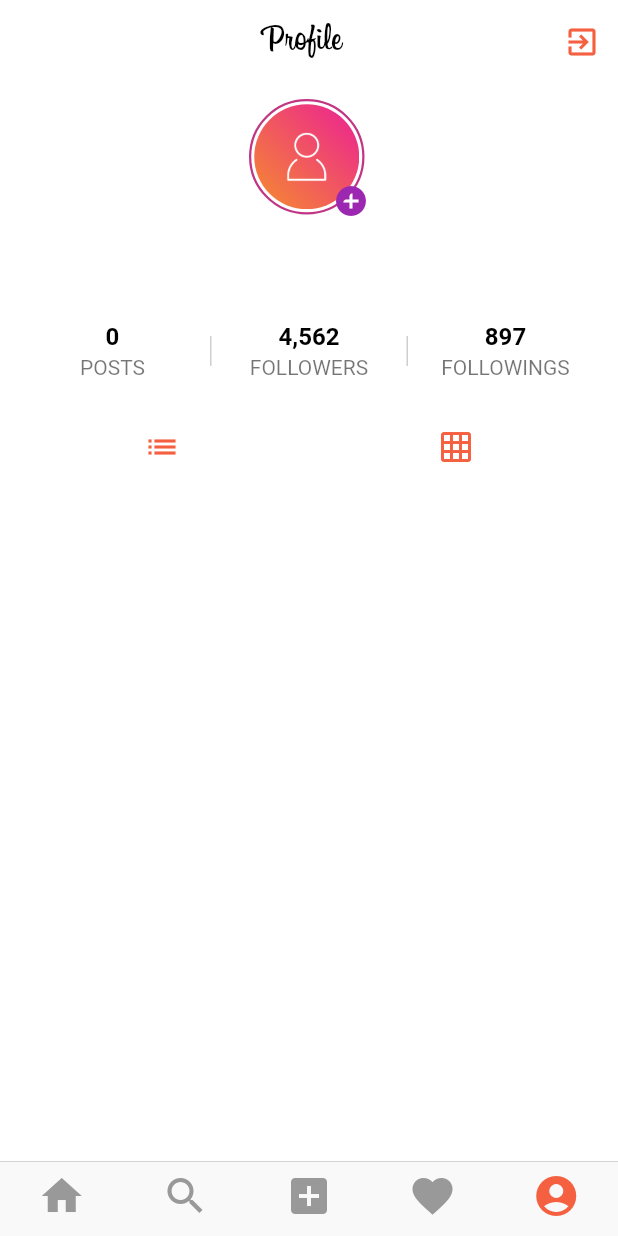
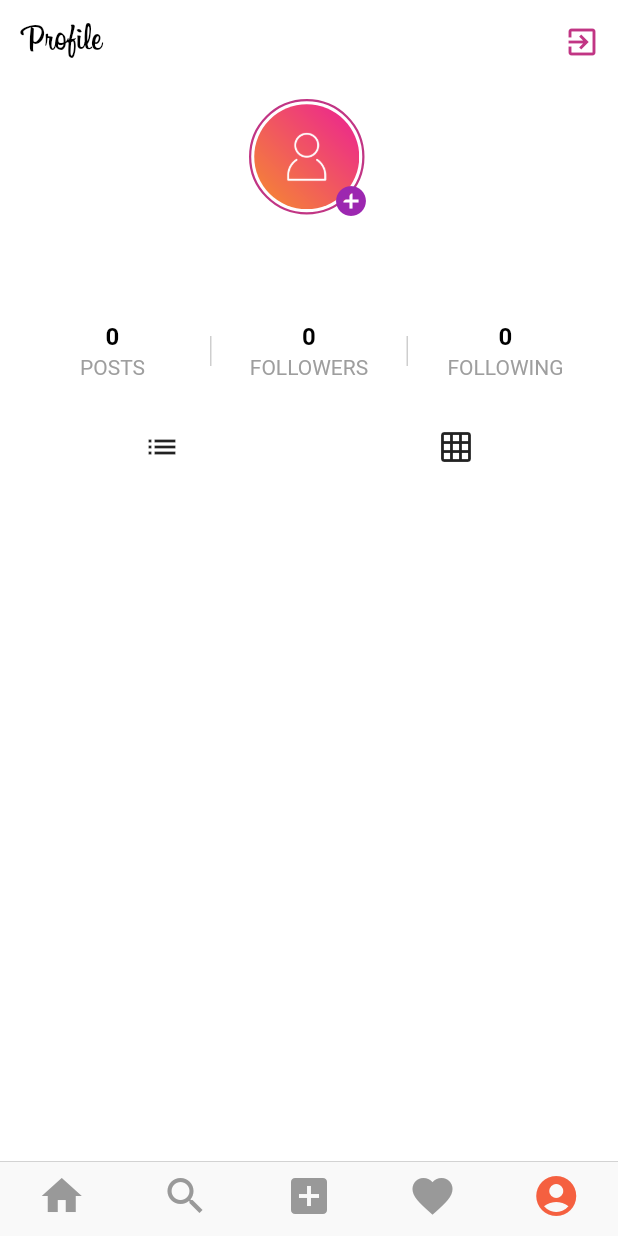
Before and after one commit to AtabekovnaM/flutter_myinsta2, a Flutter app: the screen it shows once a user with an empty profile is signed in, swiped to page 5, on a phone screen of 412 x 824 dp. Run offline on Flutter 3.47's test engine with Material 2 defaults, Android fonts, the phone set to English and light mode, and no system bars; our stand-ins replace cached_network_image, cloud_firestore, firebase_auth, firebase_storage, flutter_icons, fluttertoast and 2 more; accounts and stored records are empty.

Commit message:
My commit

```diff
--- a/lib/pages/my_profile_page.dart
+++ b/lib/pages/my_profile_page.dart
@@ -1,13 +1,13 @@
+
 import 'dart:io';
 
 import 'package:cached_network_image/cached_network_image.dart';
 import 'package:flutter/material.dart';
-import 'package:flutter/cupertino.dart';
 import 'package:flutter_myinsta2/model/post_model.dart';
 import 'package:flutter_myinsta2/model/user_model.dart';
-import 'package:flutter_myinsta2/services/auth_service.dart';
 import 'package:flutter_myinsta2/services/data_service.dart';
 import 'package:flutter_myinsta2/services/file_service.dart';
+import 'package:flutter_myinsta2/services/utils_service.dart';
 import 'package:image_picker/image_picker.dart';
 
 class MyProfilePage extends StatefulWidget {
@@ -17,26 +17,15 @@ class MyProfilePage extends StatefulWidget {
 
 class _MyProfilePageState extends State<MyProfilePage> {
   bool isLoading = false;
+  int axisCount = 1;
+  List<Post> items = new List();
   File _image;
-  List<Post> items = new List();
-  int axisCount = 1;
   String fullname = "", email = "", img_url = "";
-  int count_posts = 0;
-
-
-
-  @override
-  void initState(){
-    //  TODO: implement initState
-    super.initState();
-    _apiLoadUser();
-    _apiLoadPosts();
-  }
+  int count_posts = 0, count_followers = 0, count_following = 0;
 
   _imgFromGallery() async {
-    File image = await  ImagePicker.pickImage(
-        source: ImageSource.gallery, imageQuality: 50
-    );
+    File image = await ImagePicker.pickImage(
+        source: ImageSource.gallery, imageQuality: 50);
 
     setState(() {
       _image = image;
@@ -46,8 +35,7 @@ class _MyProfilePageState extends State<MyProfilePage> {
 
   _imgFromCamera() async {
     File image = await ImagePicker.pickImage(
-        source: ImageSource.camera, imageQuality: 50
-    );
+        source: ImageSource.camera, imageQuality: 50);
 
     setState(() {
       _image = image;
@@ -56,11 +44,10 @@ class _MyProfilePageState extends State<MyProfilePage> {
   }
 
   void _apiChangePhoto() {
+    if (_image == null) return;
     setState(() {
       isLoading = true;
     });
-
-    if (_image == null) return;
 
     FileService.uploadUserImage(_image).then((downloadUrl) => {
       _apiUpdateUser(downloadUrl),
@@ -84,14 +71,14 @@ class _MyProfilePageState extends State<MyProfilePage> {
                 children: <Widget>[
                   new ListTile(
                       leading: new Icon(Icons.photo_library),
-                      title: new Text('Photo Library'),
+                      title: new Text('Pick Photo'),
                       onTap: () {
                         _imgFromGallery();
                         Navigator.of(context).pop();
                       }),
                   new ListTile(
                     leading: new Icon(Icons.photo_camera),
-                    title: new Text('Camera'),
+                    title: new Text('Take Photo'),
                     onTap: () {
                       _imgFromCamera();
                       Navigator.of(context).pop();
@@ -101,8 +88,7 @@ class _MyProfilePageState extends State<MyProfilePage> {
               ),
             ),
           );
-        }
-    );
+        });
   }
 
   void _apiLoadUser() {
@@ -120,6 +106,8 @@ class _MyProfilePageState extends State<MyProfilePage> {
       this.fullname = user.fullname;
       this.email = user.email;
       this.img_url = user.img_url;
+      this.count_followers = user.followers_count;
+      this.count_following = user.following_count;
     });
   }
 
@@ -136,6 +124,14 @@ class _MyProfilePageState extends State<MyProfilePage> {
     });
   }
 
+  @override
+  void initState() {
+    // TODO: implement initState
+    super.initState();
+
+    _apiLoadUser();
+    _apiLoadPosts();
+  }
 
   @override
   Widget build(BuildContext context) {
@@ -144,22 +140,19 @@ class _MyProfilePageState extends State<MyProfilePage> {
       appBar: AppBar(
         backgroundColor: Colors.white,
         elevation: 0,
-        title: Container(
-          margin: EdgeInsets.only(left: 160),
-          child: Text(
+        title: Text(
           "Profile",
           style: TextStyle(
               color: Colors.black, fontFamily: 'Billabong', fontSize: 25),
         ),
-        ),
         actions: [
           IconButton(
-              icon: Icon(Icons.exit_to_app,),
-              color: Color.fromRGBO(245,96,64,1),
-              onPressed: (){
-                AuthService.signOutUser(context);
-              }
-          )
+            onPressed: () {
+
+            },
+            icon: Icon(Icons.exit_to_app),
+            color: Color.fromRGBO(193, 53, 132, 1),
+          ),
         ],
       ),
       body: Stack(
@@ -171,7 +164,7 @@ class _MyProfilePageState extends State<MyProfilePage> {
               children: [
                 //#myphoto
                 GestureDetector(
-                  onTap: (){
+                  onTap: () {
                     _showPicker(context);
                   },
                   child: Stack(
@@ -182,8 +175,8 @@ class _MyProfilePageState extends State<MyProfilePage> {
                           borderRadius: BorderRadius.circular(70),
                           border: Border.all(
                             width: 1.5,
-                                color: Color.fromRGBO(193, 53, 132, 1)
-                            )
+                            color: Color.fromRGBO(193, 53, 132, 1),
+                          ),
                         ),
                         child: ClipRRect(
                           borderRadius: BorderRadius.circular(35),
@@ -209,22 +202,38 @@ class _MyProfilePageState extends State<MyProfilePage> {
                           mainAxisAlignment: MainAxisAlignment.end,
                           crossAxisAlignment: CrossAxisAlignment.end,
                           children: [
-                            Icon(Icons.add_circle,color: Colors.purple,)
+                            Icon(
+                              Icons.add_circle,
+                              color: Colors.purple,
+                            ),
                           ],
                         ),
                       ),
-
                     ],
                   ),
                 ),
-
-                SizedBox(height: 10,),
-
-                //#Myinfos
-                Text(fullname.toUpperCase(),style: TextStyle(color: Colors.black,fontSize: 16,fontWeight: FontWeight.bold),),
-                SizedBox(height: 3,),
-                Text(email,style: TextStyle(color: Colors.black54,fontSize: 14,fontWeight: FontWeight.normal),),
-                //#Mycounts
+                //#myinfos
+                SizedBox(
+                  height: 10,
+                ),
+                Text(
+                  fullname.toUpperCase(),
+                  style: TextStyle(
+                      color: Colors.black,
+                      fontSize: 16,
+                      fontWeight: FontWeight.bold),
+                ),
+                SizedBox(
+                  height: 3,
+                ),
+                Text(
+                  email,
+                  style: TextStyle(
+                      color: Colors.black54,
+                      fontSize: 14,
+                      fontWeight: FontWeight.normal),
+                ),
+                //mycounts
                 Container(
                   height: 80,
                   child: Row(
@@ -234,35 +243,85 @@ class _MyProfilePageState extends State<MyProfilePage> {
                           child: Column(
                             mainAxisAlignment: MainAxisAlignment.center,
                             children: [
-                              Text(count_posts.toString(),style: TextStyle(color: Colors.black,fontSize: 16,fontWeight: FontWeight.bold),),
-                              SizedBox(height: 3,),
-                              Text("POSTS",style: TextStyle(color: Colors.black54,fontSize: 14,fontWeight: FontWeight.normal),),
+                              Text(
+                                count_posts.toString(),
+                                style: TextStyle(
+                                    color: Colors.black,
+                                    fontSize: 16,
+                                    fontWeight: FontWeight.bold),
+                              ),
+                              SizedBox(
+                                height: 3,
+                              ),
+                              Text(
+                                "POSTS",
+                                style: TextStyle(
+                                    color: Colors.grey,
+                                    fontSize: 14,
+                                    fontWeight: FontWeight.normal),
+                              ),
                             ],
                           ),
                         ),
                       ),
-                      Container(width: 1,height: 20,color: Colors.grey.withOpacity(0.5),),
+                      Container(
+                        width: 1,
+                        height: 20,
+                        color: Colors.grey.withOpacity(0.5),
+                      ),
                       Expanded(
                         child: Center(
                           child: Column(
                             mainAxisAlignment: MainAxisAlignment.center,
                             children: [
-                              Text("4,562".toUpperCase(),style: TextStyle(color: Colors.black,fontSize: 16,fontWeight: FontWeight.bold),),
-                              SizedBox(height: 3,),
-                              Text("FOLLOWERS",style: TextStyle(color: Colors.black54,fontSize: 14,fontWeight: FontWeight.normal),),
+                              Text(
+                                count_followers.toString(),
+                                style: TextStyle(
+                                    color: Colors.black,
+                                    fontSize: 16,
+                                    fontWeight: FontWeight.bold),
+                              ),
+                              SizedBox(
+                                height: 3,
+                              ),
+                              Text(
+                                "FOLLOWERS",
+                                style: TextStyle(
+                                    color: Colors.grey,
+                                    fontSize: 14,
+                                    fontWeight: FontWeight.normal),
+                              ),
                             ],
                           ),
                         ),
                       ),
-                      Container(width: 1,height: 20,color: Colors.grey.withOpacity(0.5),),
+                      Container(
+                        width: 1,
+                        height: 20,
+                        color: Colors.grey.withOpacity(0.5),
+                      ),
                       Expanded(
                         child: Center(
                           child: Column(
                             mainAxisAlignment: MainAxisAlignment.center,
                             children: [
-                              Text("897".toUpperCase(),style: TextStyle(color: Colors.black,fontSize: 16,fontWeight: FontWeight.bold),),
-                              SizedBox(height: 3,),
-                              Text("FOLLOWINGS",style: TextStyle(color: Colors.black54,fontSize: 14,fontWeight: FontWeight.normal),),
+                              Text(
+                                count_following.toString(),
+                                style: TextStyle(
+                                    color: Colors.black,
+                                    fontSize: 16,
+                                    fontWeight: FontWeight.bold),
+                              ),
+                              SizedBox(
+                                height: 3,
+                              ),
+                              Text(
+                                "FOLLOWING",
+                                style: TextStyle(
+                                    color: Colors.grey,
+                                    fontSize: 14,
+                                    fontWeight: FontWeight.normal),
+                              ),
                             ],
                           ),
                         ),
@@ -270,7 +329,7 @@ class _MyProfilePageState extends State<MyProfilePage> {
                     ],
                   ),
                 ),
-
+                //listgrid
                 Container(
                   child: Row(
                     children: [
@@ -282,7 +341,7 @@ class _MyProfilePageState extends State<MyProfilePage> {
                                 axisCount = 1;
                               });
                             },
-                            icon: Icon(Icons.list,color: Color.fromRGBO(245,96,64,1),),
+                            icon: Icon(Icons.list),
                           ),
                         ),
                       ),
@@ -294,7 +353,7 @@ class _MyProfilePageState extends State<MyProfilePage> {
                                 axisCount = 2;
                               });
                             },
-                            icon: Icon(Icons.grid_on,color: Color.fromRGBO(245,96,64,1),),
+                            icon: Icon(Icons.grid_on),
                           ),
                         ),
                       ),
@@ -322,28 +381,37 @@ class _MyProfilePageState extends State<MyProfilePage> {
           )
               : SizedBox.shrink(),
         ],
-      )
+      ),
     );
   }
-  Widget _itemOfPost(Post post){
-    return Container(
+
+  Widget _itemOfPost(Post post) {
+    return GestureDetector(
+        onLongPress: (){
+        },
+        child: Container(
           margin: EdgeInsets.all(5),
           child: Column(
             children: [
               Expanded(
-              child:  CachedNetworkImage(
+                child: CachedNetworkImage(
                   width: double.infinity,
                   imageUrl: post.img_post,
                   placeholder: (context, url) => Center(child: CircularProgressIndicator(),),
-                errorWidget: (context, url,error) => Icon(Icons.error),
                   fit: BoxFit.cover,
-              )
                 ),
-
-          SizedBox(height: 3,),
-          Text(post.caption,style: TextStyle(color: Colors.black87.withOpacity(0.7)),maxLines: 2,)
+              ),
+              SizedBox(
+                height: 3,
+              ),
+              Text(
+                post.caption,
+                style: TextStyle(color: Colors.black87.withOpacity(0.7)),
+                maxLines: 2,
+              ),
             ],
           ),
+        )
     );
   }
 }
```
Lines whose indentation alone changed are shown as unchanged.
